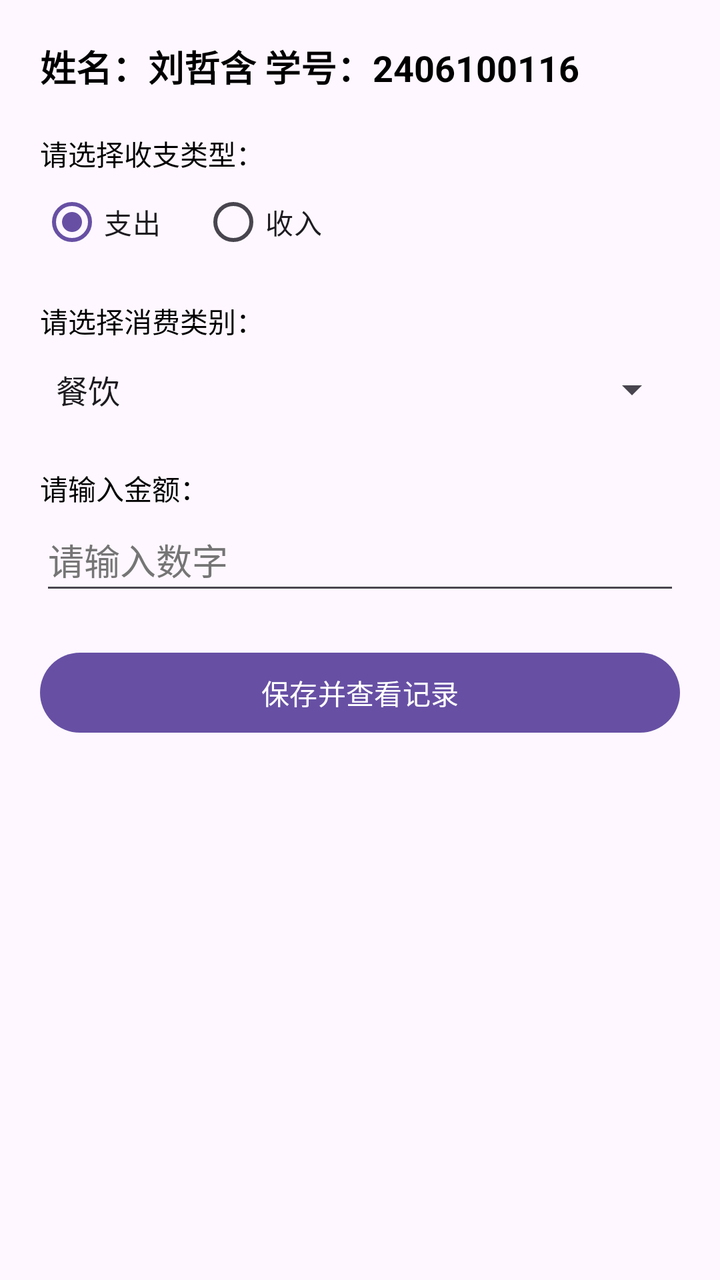
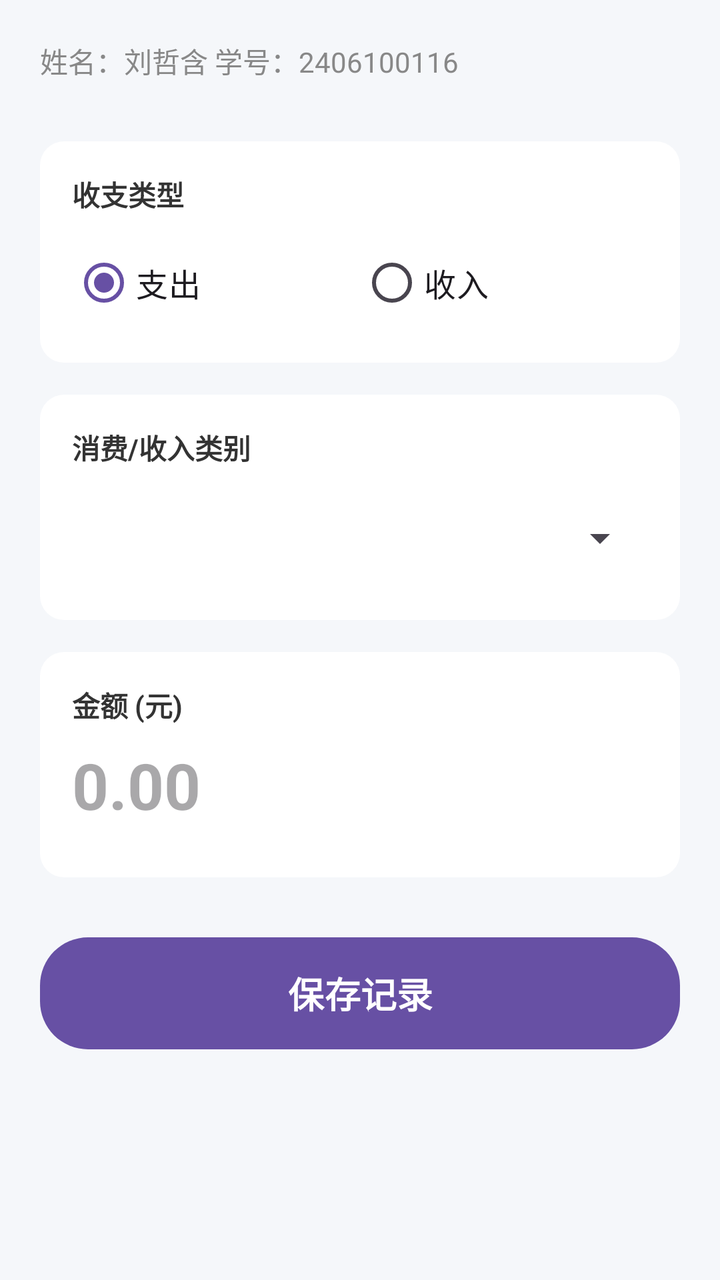

The first picture is an Android layout as it rendered before a commit; the second is the same layout after the commit. The layout source and the unified diff follow.
<!-- AndroidManifest.xml: application theme Theme.RecordApp -->
<!-- res/layout/activity_main.xml -->
<?xml version="1.0" encoding="utf-8"?>
<LinearLayout xmlns:android="http://schemas.android.com/apk/res/android"
    xmlns:tools="http://schemas.android.com/tools"
    android:layout_width="match_parent"
    android:layout_height="match_parent"
    android:orientation="vertical"
    android:padding="20dp"
    android:paddingTop="40dp"
    android:fitsSystemWindows="true"
    tools:ignore="HardcodedText">

    <TextView
        android:layout_width="match_parent"
        android:layout_height="wrap_content"
        android:text="@string/my_info"
        android:textSize="18sp"
        android:textStyle="bold"
        android:textColor="#000000"
        android:layout_marginBottom="20dp"/>

    <TextView
        android:layout_width="wrap_content"
        android:layout_height="wrap_content"
        android:text="@string/label_type"
        android:textColor="#000000" />

    <RadioGroup
        android:id="@+id/rg_type"
        android:layout_width="match_parent"
        android:layout_height="wrap_content"
        android:orientation="horizontal"
        android:layout_marginBottom="15dp">
        <RadioButton
            android:id="@+id/rb_expense"
            android:layout_width="wrap_content"
            android:layout_height="wrap_content"
            android:text="@string/rb_expense"
            android:checked="true" />
        <RadioButton
            android:id="@+id/rb_income"
            android:layout_width="wrap_content"
            android:layout_height="wrap_content"
            android:layout_marginStart="20dp"
            android:text="@string/rb_income" />
    </RadioGroup>

    <TextView
        android:layout_width="wrap_content"
        android:layout_height="wrap_content"
        android:text="@string/label_category"
        android:textColor="#000000" />

    <Spinner
        android:id="@+id/spinner_category"
        android:layout_width="match_parent"
        android:layout_height="48dp"
        android:entries="@array/category_array"
        android:layout_marginBottom="15dp"/>

    <TextView
        android:layout_width="wrap_content"
        android:layout_height="wrap_content"
        android:text="@string/label_amount"
        android:textColor="#000000" />

    
    <EditText
        android:id="@+id/et_amount"
        android:layout_width="match_parent"
        android:layout_height="wrap_content"
        android:minHeight="48dp"
        android:maxWidth="400dp"
        android:inputType="numberDecimal"
        android:hint="@string/hint_amount"
        android:textColor="#000000"
        android:textColorHint="#757575"
        android:autofillHints="none"
        android:layout_marginBottom="20dp"/>

    
    <Button
        android:id="@+id/btn_save"
        android:layout_width="match_parent"
        android:layout_height="wrap_content"
        android:minHeight="48dp"
        android:maxWidth="400dp"
        android:text="@string/btn_save" />

</LinearLayout>
<!-- resources referenced by this layout -->
<resources>
  <string-array name="category_array">
          <item>餐饮</item>
          <item>交通</item>
          <item>购物</item>
          <item>学习</item>
          <item>其他</item>
      </string-array>
  <string name="btn_save">保存并查看记录</string>
  <string name="hint_amount">请输入数字</string>
  <string name="label_amount">请输入金额：</string>
  <string name="label_category">请选择消费类别：</string>
  <string name="label_type">请选择收支类型：</string>
  <string name="my_info">姓名：刘哲含   学号：2406100116</string>
  <string name="rb_expense">支出</string>
  <string name="rb_income">收入</string>
  <style name="Theme.RecordApp" parent="Base.Theme.RecordApp" />
  <style name="Base.Theme.RecordApp" parent="Theme.Material3.DayNight.NoActionBar">
          
          
      </style>
</resources>

<!-- the commit's change to res/layout/activity_main.xml (unified diff, before → after) -->
@@ -1,89 +1,123 @@
 <?xml version="1.0" encoding="utf-8"?>
-<LinearLayout xmlns:android="http://schemas.android.com/apk/res/android"
-    xmlns:tools="http://schemas.android.com/tools"
+<ScrollView xmlns:android="http://schemas.android.com/apk/res/android"
     android:layout_width="match_parent"
     android:layout_height="match_parent"
-    android:orientation="vertical"
-    android:padding="20dp"
-    android:paddingTop="40dp"
-    android:fitsSystemWindows="true"
-    tools:ignore="HardcodedText">
+    android:background="@color/bg_color"
+    android:fitsSystemWindows="true">
 
-    <TextView
+    <LinearLayout
         android:layout_width="match_parent"
         android:layout_height="wrap_content"
-        android:text="@string/my_info"
-        android:textSize="18sp"
-        android:textStyle="bold"
-        android:textColor="#000000"
-        android:layout_marginBottom="20dp"/>
+        android:orientation="vertical"
+        android:padding="20dp">
 
-    <TextView
-        android:layout_width="wrap_content"
-        android:layout_height="wrap_content"
-        android:text="@string/label_type"
-        android:textColor="#000000" />
+        <TextView
+            android:layout_width="match_parent"
+            android:layout_height="wrap_content"
+            android:text="@string/my_info"
+            android:textColor="@color/text_sub"
+            android:textSize="14sp"
+            android:layout_marginBottom="30dp"/>
 
-    <RadioGroup
-        android:id="@+id/rg_type"
-        android:layout_width="match_parent"
-        android:layout_height="wrap_content"
-        android:orientation="horizontal"
-        android:layout_marginBottom="15dp">
-        <RadioButton
-            android:id="@+id/rb_expense"
-            android:layout_width="wrap_content"
+        
+        <LinearLayout
+            android:layout_width="match_parent"
             android:layout_height="wrap_content"
-            android:text="@string/rb_expense"
-            android:checked="true" />
-        <RadioButton
-            android:id="@+id/rb_income"
-            android:layout_width="wrap_content"
+            android:background="@drawable/bg_card"
+            android:orientation="vertical"
+            android:layout_marginBottom="16dp">
+
+            <TextView
+                android:layout_width="wrap_content"
+                android:layout_height="wrap_content"
+                android:text="@string/label_type"
+                android:textColor="@color/text_main"
+                android:textStyle="bold" />
+
+            <RadioGroup
+                android:id="@+id/rg_type"
+                android:layout_width="match_parent"
+                android:layout_height="wrap_content"
+                android:orientation="horizontal"
+                android:layout_marginTop="10dp">
+                <RadioButton
+                    android:id="@+id/rb_expense"
+                    android:layout_width="0dp"
+                    android:layout_weight="1"
+                    android:layout_height="48dp"
+                    android:text="@string/rb_expense"
+                    android:textSize="16sp"
+                    android:checked="true" />
+                <RadioButton
+                    android:id="@+id/rb_income"
+                    android:layout_width="0dp"
+                    android:layout_weight="1"
+                    android:layout_height="48dp"
+                    android:text="@string/rb_income"
+                    android:textSize="16sp" />
+            </RadioGroup>
+        </LinearLayout>
+
+        
+        <LinearLayout
+            android:layout_width="match_parent"
             android:layout_height="wrap_content"
-            android:layout_marginStart="20dp"
-            android:text="@string/rb_income" />
-    </RadioGroup>
+            android:background="@drawable/bg_card"
+            android:orientation="vertical"
+            android:layout_marginBottom="16dp">
 
-    <TextView
-        android:layout_width="wrap_content"
-        android:layout_height="wrap_content"
-        android:text="@string/label_category"
-        android:textColor="#000000" />
+            <TextView
+                android:layout_width="wrap_content"
+                android:layout_height="wrap_content"
+                android:text="@string/label_category"
+                android:textColor="@color/text_main"
+                android:textStyle="bold" />
 
-    <Spinner
-        android:id="@+id/spinner_category"
-        android:layout_width="match_parent"
-        android:layout_height="48dp"
-        android:entries="@array/category_array"
-        android:layout_marginBottom="15dp"/>
+            <Spinner
+                android:id="@+id/spinner_category"
+                android:layout_width="match_parent"
+                android:layout_height="50dp"
+                android:layout_marginTop="10dp" />
+        </LinearLayout>
 
-    <TextView
-        android:layout_width="wrap_content"
-        android:layout_height="wrap_content"
-        android:text="@string/label_amount"
-        android:textColor="#000000" />
+        
+        <LinearLayout
+            android:layout_width="match_parent"
+            android:layout_height="wrap_content"
+            android:background="@drawable/bg_card"
+            android:orientation="vertical"
+            android:layout_marginBottom="30dp">
 
-    
-    <EditText
-        android:id="@+id/et_amount"
-        android:layout_width="match_parent"
-        android:layout_height="wrap_content"
-        android:minHeight="48dp"
-        android:maxWidth="400dp"
-        android:inputType="numberDecimal"
-        android:hint="@string/hint_amount"
-        android:textColor="#000000"
-        android:textColorHint="#757575"
-        android:autofillHints="none"
-        android:layout_marginBottom="20dp"/>
+            <TextView
+                android:layout_width="wrap_content"
+                android:layout_height="wrap_content"
+                android:text="@string/label_amount"
+                android:textColor="@color/text_main"
+                android:textStyle="bold" />
 
-    
-    <Button
-        android:id="@+id/btn_save"
-        android:layout_width="match_parent"
-        android:layout_height="wrap_content"
-        android:minHeight="48dp"
-        android:maxWidth="400dp"
-        android:text="@string/btn_save" />
+            <EditText
+                android:id="@+id/et_amount"
+                android:layout_width="match_parent"
+                android:layout_height="60dp"
+                android:background="@null"
+                android:inputType="numberDecimal"
+                android:hint="@string/hint_amount"
+                android:textColor="@color/text_main"
+                android:textSize="32sp"
+                android:textStyle="bold"
+                android:autofillHints="none" />
+        </LinearLayout>
 
-</LinearLayout>
+        
+        <Button
+            android:id="@+id/btn_save"
+            android:layout_width="match_parent"
+            android:layout_height="56dp"
+            android:background="@drawable/bg_button"
+            android:text="@string/btn_save"
+            android:textColor="@color/white"
+            android:textSize="18sp"
+            android:textStyle="bold"
+            android:stateListAnimator="@null"/>
+    </LinearLayout>
+</ScrollView>
<!-- resource entries referenced after the edit -->
@@ -1,21 +1,32 @@
 <!-- resources referenced by this layout -->
 <resources>
-  <string-array name="category_array">
-          <item>餐饮</item>
-          <item>交通</item>
-          <item>购物</item>
-          <item>学习</item>
-          <item>其他</item>
-      </string-array>
-  <string name="btn_save">保存并查看记录</string>
-  <string name="hint_amount">请输入数字</string>
-  <string name="label_amount">请输入金额：</string>
-  <string name="label_category">请选择消费类别：</string>
-  <string name="label_type">请选择收支类型：</string>
-  <string name="my_info">姓名：刘哲含   学号：2406100116</string>
+  <color name="bg_color">#F5F7FA</color>
+  <color name="text_main">#333333</color>
+  <color name="text_sub">#888888</color>
+  <color name="white">#FFFFFFFF</color>
+  <!-- drawable bg_button (drawable) -->
+  <?xml version="1.0" encoding="utf-8"?>
+  <shape xmlns:android="http://schemas.android.com/apk/res/android">
+      <solid android:color="@color/primary"/>
+      <corners android:radius="24dp"/>
+  </shape>
+  <!-- drawable bg_card (drawable) -->
+  <?xml version="1.0" encoding="utf-8"?>
+  <shape xmlns:android="http://schemas.android.com/apk/res/android">
+      <solid android:color="@color/white"/>
+      <corners android:radius="12dp"/>
+      <padding android:left="16dp" android:top="16dp" android:right="16dp" android:bottom="16dp"/>
+  </shape>
+  <string name="btn_save">保存记录</string>
+  <string name="hint_amount">0.00</string>
+  <string name="label_amount">金额 (元)</string>
+  <string name="label_category">消费/收入类别</string>
+  <string name="label_type">收支类型</string>
+  <string name="my_info">姓名：刘哲含  学号：2406100116</string>
   <string name="rb_expense">支出</string>
   <string name="rb_income">收入</string>
   <style name="Theme.RecordApp" parent="Base.Theme.RecordApp" />
+  <color name="primary">#3F51B5</color>
   <style name="Base.Theme.RecordApp" parent="Theme.Material3.DayNight.NoActionBar">
           
           
